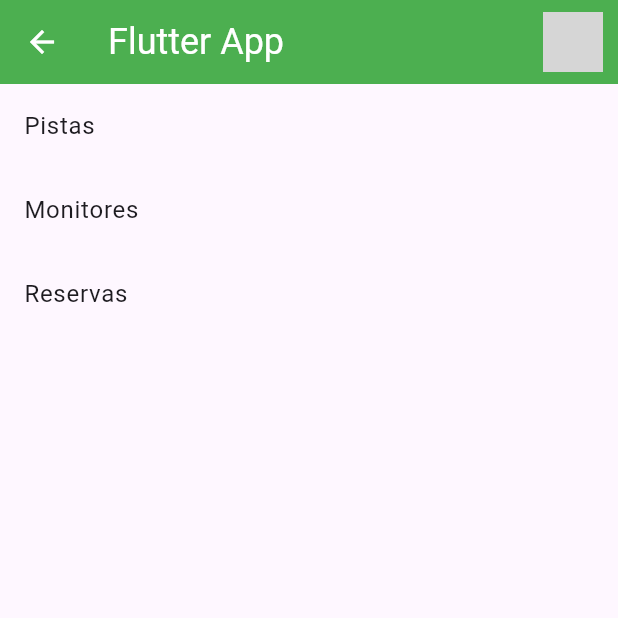
After one commit to MaNoLiN-CRV/examen_cvm, a Flutter app: the ListViewScreen screen opened by its route, on a phone screen of 412 x 824 dp, the top half of it. The commit adds this screen. Run offline on Flutter 3.47's test engine with Material 3 defaults, Android fonts, the phone set to English and light mode, and no system bars; network calls fail; grey boxes are pictures that could not be loaded.

Commit message:
Final commit

```diff
--- a/lib/routes/appRoutes.dart
+++ b/lib/routes/appRoutes.dart
@@ -1,4 +1,5 @@
 import 'package:examen_cvm/models/models.dart';
+import 'package:examen_cvm/screens/listViewScreen.dart';
 import 'package:examen_cvm/screens/screens.dart';
 import 'package:flutter/material.dart';
 
@@ -16,6 +17,18 @@ class AppRoutes {
       icon: Icons.login_rounded,
       name: 'Login',
       screen: const LoginScreen()
+      ),
+    MenuOption(
+      route: 'alert',
+      icon: Icons.warning_rounded,
+      name: 'Alert',
+      screen: const AlertScreen()
+      ),
+    MenuOption(
+      route: 'listview',
+      icon: Icons.list_rounded,
+      name: 'List View',
+      screen: ListViewScreen()
       ),
 
   ];
--- /dev/null
+++ b/lib/screens/listViewScreen.dart
@@ -0,0 +1,64 @@
+import 'package:flutter/material.dart';
+import 'package:examen_cvm/widgets/widgets.dart';
+
+class ListViewScreen extends StatelessWidget {
+  @override
+  Widget build(BuildContext context) {
+    return Scaffold(
+      appBar: AppBar(
+        title: Text('Flutter App'),
+        actions: [
+          CircleAvatar(
+            backgroundImage: NetworkImage(
+                'https://as01.epimg.net/meristation/imagenes/2013/09/17/noticia/1379397600_125748_1532601596_portada_normal.jpg'),
+          ),
+          SizedBox(width: 10),
+        ],
+      ),
+      body: ListView(
+        children: [
+          ListTile(
+            title: Text('Pistas'),
+            onTap: () {
+              Navigator.pushNamed(context, '/pistasScreen');
+            },
+          ),
+          ListTile(
+            title: Text('Monitores'),
+            onTap: () {
+              Navigator.pushNamed(context, '/monitoresScreen');
+            },
+          ),
+          ListTile(
+            title: Text('Reservas'),
+            onTap: () {
+              showDialog(
+                context: context,
+                builder: (context) {
+                  return AlertDialog(
+                    title: Text('Aviso'),
+                    content: Column(
+                      mainAxisSize: MainAxisSize.min,
+                      children: [
+                        Text(
+                            'El sistema de reservas está deshabilitado en estos momentos.'),
+                        SizedBox(height: 10),
+                        FlutterLogo(size: 100),
+                      ],
+                    ),
+                    actions: [
+                      TextButton(
+                        onPressed: () => Navigator.pop(context),
+                        child: Text('Cancelar'),
+                      ),
+                    ],
+                  );
+                },
+              );
+            },
+          ),
+        ],
+      ),
+    );
+  }
+}
--- a/lib/screens/screens.dart
+++ b/lib/screens/screens.dart
@@ -1,3 +1,4 @@
 export 'package:examen_cvm/screens/homeScreen.dart';
 export 'package:examen_cvm/screens/alertScreen.dart';
 export 'package:examen_cvm/screens/loginScreen.dart';
+export 'package:examen_cvm/screens/ListViewScreen.dart';
```
Also changed, not shown: lib/screens/loginScreen.dart (+6 -6 lines).
